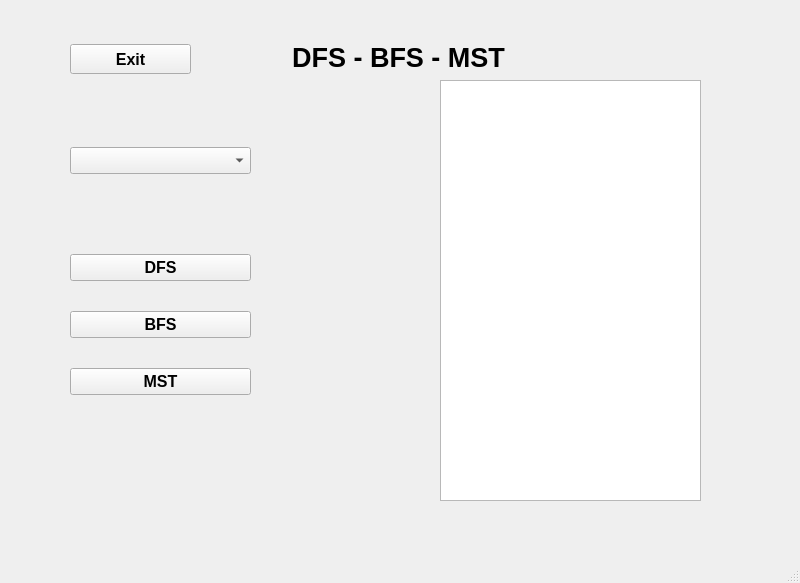
Above: StadiumTourProject/mainwindow.ui from joeyCampbelll/CS1D-Project-2 before the change. Below: the same form after it.
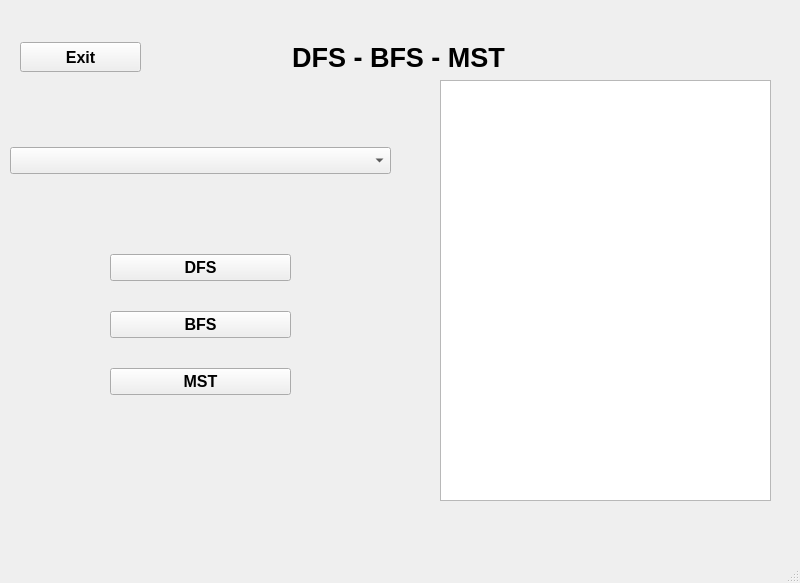
That is the form after the change. The open tabs and pages were chosen to show the change.

Commit message: tweaked some arrangement stuff in the UI; bfs/dfs done

```diff
--- a/StadiumTourProject/mainwindow.ui
+++ b/StadiumTourProject/mainwindow.ui
@@ -1553,7 +1553,7 @@
      <widget class="QWidget" name="verticalLayoutWidget">
       <property name="geometry">
        <rect>
-        <x>70</x>
+        <x>110</x>
         <y>230</y>
         <width>181</width>
         <height>191</height>
@@ -1607,9 +1607,9 @@
      <widget class="QWidget" name="verticalLayoutWidget_2">
       <property name="geometry">
        <rect>
-        <x>70</x>
+        <x>10</x>
         <y>120</y>
-        <width>181</width>
+        <width>381</width>
         <height>81</height>
        </rect>
       </property>
@@ -1632,7 +1632,7 @@
        <rect>
         <x>440</x>
         <y>80</y>
-        <width>261</width>
+        <width>331</width>
         <height>421</height>
        </rect>
       </property>
@@ -1666,8 +1666,8 @@
      <widget class="QPushButton" name="exitDfsBfsMstPage">
       <property name="geometry">
        <rect>
-        <x>70</x>
-        <y>44</y>
+        <x>20</x>
+        <y>42</y>
         <width>121</width>
         <height>30</height>
        </rect>
```
Left out of the diff: 2 changed lines with no effect on the pictures.
